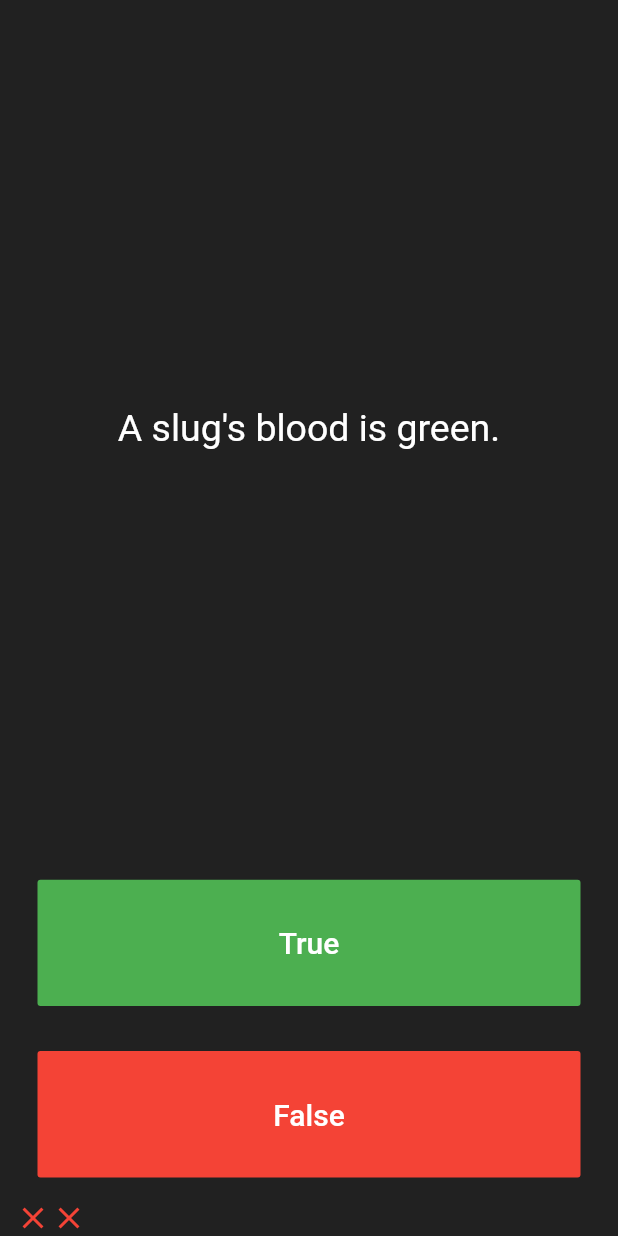
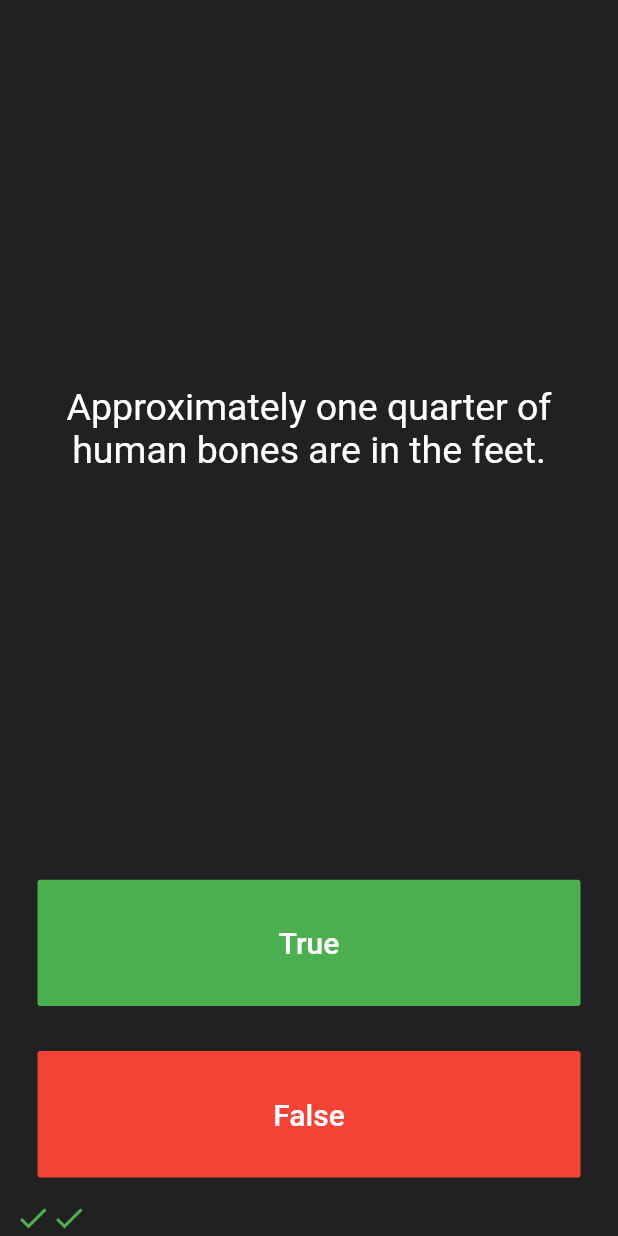
Before and after one commit to defnotad/quizzler, a Flutter app: the screen it shows after launch, after a tap on "True", after a tap on "False", on a phone screen of 412 x 824 dp. Run offline on Flutter 3.47's test engine with Material 2 defaults, Android fonts, the phone set to English and light mode, and no system bars.

```diff
--- a/lib/main.dart
+++ b/lib/main.dart
@@ -1,6 +1,6 @@
 import 'package:flutter/material.dart';
-
-import './quiz_brain.dart';
+//TODO: Step 2 - Import the rFlutter_Alert package here.
+import 'quiz_brain.dart';
 
 QuizBrain quizBrain = QuizBrain();
 
@@ -31,7 +31,31 @@ class QuizPage extends StatefulWidget {
 class _QuizPageState extends State<QuizPage> {
   List<Icon> scoreKeeper = [];
 
-  int questionNumber = 0;
+  void checkAnswer(bool userPickedAnswer) {
+    bool correctAnswer = quizBrain.getCorrectAnswer();
+
+    setState(() {
+      //TODO: Step 4 - Use IF/ELSE to check if we've reached the end of the quiz. If true, execute Part A, B, C, D.
+      //TODO: Step 4 Part A - show an alert using rFlutter_alert (remember to read the docs for the package!)
+      //HINT! Step 4 Part B is in the quiz_brain.dart
+      //TODO: Step 4 Part C - reset the questionNumber,
+      //TODO: Step 4 Part D - empty out the scoreKeeper.
+
+      //TODO: Step 5 - If we've not reached the end, ELSE do the answer checking steps below 👇
+      if (userPickedAnswer == correctAnswer) {
+        scoreKeeper.add(Icon(
+          Icons.check,
+          color: Colors.green,
+        ));
+      } else {
+        scoreKeeper.add(Icon(
+          Icons.close,
+          color: Colors.red,
+        ));
+      }
+      quizBrain.nextQuestion();
+    });
+  }
 
   @override
   Widget build(BuildContext context) {
@@ -45,9 +69,7 @@ class _QuizPageState extends State<QuizPage> {
             padding: EdgeInsets.all(10.0),
             child: Center(
               child: Text(
-                questionNumber >= quizBrain.questions.length
-                    ? 'All done!'
-                    : quizBrain.questions[questionNumber].questionText,
+                quizBrain.getQuestionText(),
                 textAlign: TextAlign.center,
                 style: TextStyle(
                   fontSize: 25.0,
@@ -71,30 +93,10 @@ class _QuizPageState extends State<QuizPage> {
                 ),
               ),
               onPressed: () {
-                  bool correctAnswer =
-                      quizBrain.questions[questionNumber].questionAnswer;
-                  if (correctAnswer == true) {
-                    setState(() {
-                      scoreKeeper.add(
-                        Icon(
-                          Icons.check,
-                          color: Colors.green,
+                //The user picked true.
+                checkAnswer(true);
+              },
             ),
-                      );
-                      questionNumber++;
-                    });
-                  } else {
-                    setState(() {
-                      scoreKeeper.add(
-                        Icon(
-                          Icons.close,
-                          color: Colors.red,
-                        ),
-                      );
-                      questionNumber++;
-                    });
-                  }
-                }),
           ),
         ),
         Expanded(
@@ -110,35 +112,15 @@ class _QuizPageState extends State<QuizPage> {
                 ),
               ),
               onPressed: () {
-                  bool correctAnswer =
-                      quizBrain.questions[questionNumber].questionAnswer;
-                  if (correctAnswer == false) {
-                    setState(() {
-                      scoreKeeper.add(
-                        Icon(
-                          Icons.check,
-                          color: Colors.green,
+                //The user picked false.
+                checkAnswer(false);
+              },
             ),
-                      );
-                      questionNumber++;
-                    });
-                  } else {
-                    setState(() {
-                      scoreKeeper.add(
-                        Icon(
-                          Icons.close,
-                          color: Colors.red,
-                        ),
-                      );
-                      questionNumber++;
-                    });
-                  }
-                }),
           ),
         ),
         Row(
           children: scoreKeeper,
-        ),
+        )
       ],
     );
   }
--- a/lib/question.dart
+++ b/lib/question.dart
@@ -2,5 +2,8 @@ class Question {
   String questionText;
   bool questionAnswer;
 
-  Question(this.questionText, this.questionAnswer);
+  Question(String q, bool a) {
+    questionText = q;
+    questionAnswer = a;
+  }
 }
--- a/lib/quiz_brain.dart
+++ b/lib/quiz_brain.dart
@@ -1,54 +1,53 @@
-import './question.dart';
+import 'question.dart';
 
 class QuizBrain {
-  List<Question> questions = [
-    Question(
-      'You can lead a cow down stairs but not up stairs.',
-      false,
-    ),
-    Question(
-      'Approximately one quarter of human bones are in the feet.',
-      true,
-    ),
-    Question(
-      'A slug\'s blood is green.',
-      true,
-    ),
-    Question(
-      'Buzz Aldrin\'s mother\'s maiden name was "Moon".',
-      true,
-    ),
-    Question(
-      'It is illegal to pee in the Ocean in Portugal.',
-      true,
-    ),
+  int _questionNumber = 0;
+
+  List<Question> _questionBank = [
+    Question('Some cats are actually allergic to humans', true),
+    Question('You can lead a cow down stairs but not up stairs.', false),
+    Question('Approximately one quarter of human bones are in the feet.', true),
+    Question('A slug\'s blood is green.', true),
+    Question('Buzz Aldrin\'s mother\'s maiden name was \"Moon\".', true),
+    Question('It is illegal to pee in the Ocean in Portugal.', true),
     Question(
         'No piece of square dry paper can be folded in half more than 7 times.',
-      false,
-    ),
+        false),
     Question(
         'In London, UK, if you happen to die in the House of Parliament, you are technically entitled to a state funeral, because the building is considered too sacred a place.',
-      true,
-    ),
+        true),
     Question(
         'The loudest sound produced by any animal is 188 decibels. That animal is the African Elephant.',
-      false,
-    ),
+        false),
     Question(
         'The total surface area of two human lungs is approximately 70 square metres.',
-      true,
-    ),
-    Question(
-      'Google was originally called "Backrub".',
-      true,
-    ),
+        true),
+    Question('Google was originally called \"Backrub\".', true),
     Question(
         'Chocolate affects a dog\'s heart and nervous system; a few ounces are enough to kill a small dog.',
-      true,
-    ),
+        true),
     Question(
         'In West Virginia, USA, if you accidentally hit an animal with your car, you are free to take it home to eat.',
-      true,
-    ),
+        true),
   ];
+
+  void nextQuestion() {
+    if (_questionNumber < _questionBank.length - 1) {
+      _questionNumber++;
     }
+  }
+
+  String getQuestionText() {
+    return _questionBank[_questionNumber].questionText;
+  }
+
+  bool getCorrectAnswer() {
+    return _questionBank[_questionNumber].questionAnswer;
+  }
+
+  //TODO: Step 3 Part A - Create a method called isFinished() here that checks to see if we have reached the last question. It should return (have an output) true if we've reached the last question and it should return false if we're not there yet.
+
+  //TODO: Step 3 Part B - Use a print statement to check that isFinished is returning true when you are indeed at the end of the quiz and when a restart should happen.
+
+  //TODO: Step 4 Part B - Create a reset() method here that sets the questionNumber back to 0.
+}
```
Also changed, not shown: pubspec.yaml (+2 -48 lines), 1 other file. Lines whose indentation alone changed are shown as unchanged.
